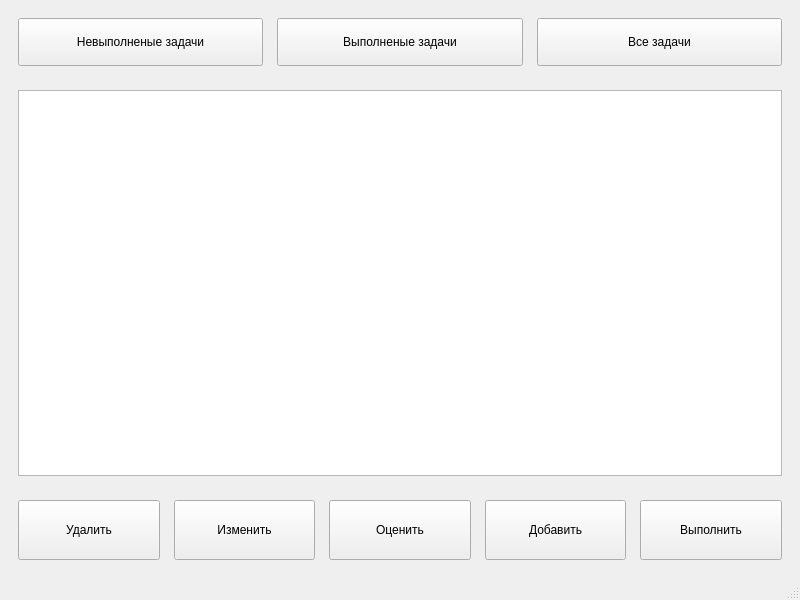
wannabedigital/qt-simple-todo, file mainwindow.ui: the form before one commit.
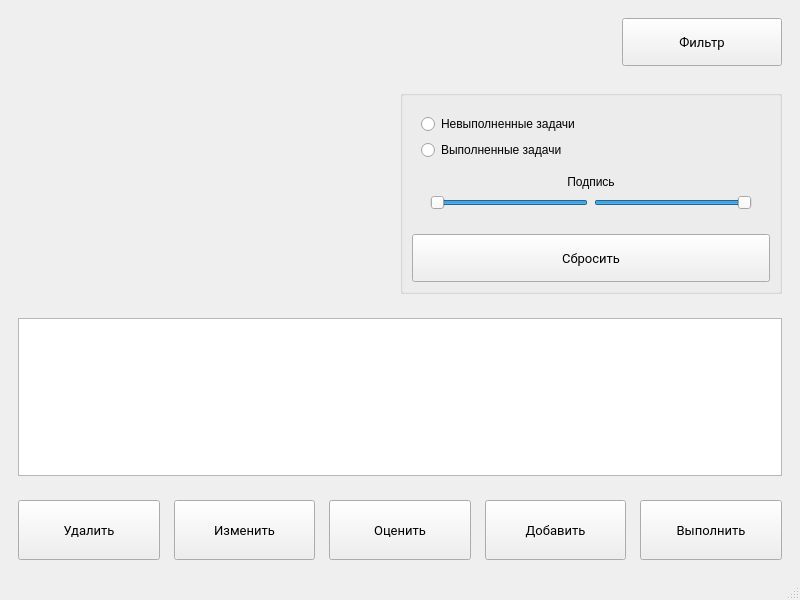
The form after the commit.

Commit message: fix(ui): show done, undone tasks radioButtons

```diff
--- a/mainwindow.ui
+++ b/mainwindow.ui
@@ -15,7 +15,175 @@
   </property>
   <widget class="QWidget" name="centralwidget">
    <layout class="QGridLayout" name="gridLayout">
-    <item row="3" column="0">
+    <item row="0" column="0">
+     <widget class="QWidget" name="widget_4" native="true">
+      <layout class="QGridLayout" name="gridLayout_5">
+       <item row="0" column="1" rowspan="2" colspan="2">
+        <widget class="QPushButton" name="showFilterButton">
+         <property name="minimumSize">
+          <size>
+           <width>160</width>
+           <height>48</height>
+          </size>
+         </property>
+         <property name="font">
+          <font>
+           <family>Roboto</family>
+           <pointsize>10</pointsize>
+          </font>
+         </property>
+         <property name="text">
+          <string>Фильтр</string>
+         </property>
+        </widget>
+       </item>
+       <item row="1" column="0">
+        <spacer name="horizontalSpacer_7">
+         <property name="orientation">
+          <enum>Qt::Orientation::Horizontal</enum>
+         </property>
+         <property name="sizeType">
+          <enum>QSizePolicy::Policy::Preferred</enum>
+         </property>
+         <property name="sizeHint" stdset="0">
+          <size>
+           <width>755</width>
+           <height>20</height>
+          </size>
+         </property>
+        </spacer>
+       </item>
+      </layout>
+     </widget>
+    </item>
+    <item row="1" column="0">
+     <widget class="QWidget" name="widget_6" native="true">
+      <layout class="QGridLayout" name="gridLayout_7">
+       <item row="0" column="1">
+        <widget class="QGroupBox" name="groupBox">
+         <property name="title">
+          <string/>
+         </property>
+         <layout class="QGridLayout" name="gridLayout_4">
+          <item row="0" column="1">
+           <widget class="QWidget" name="widget_3" native="true">
+            <layout class="QGridLayout" name="gridLayout_3">
+             <item row="4" column="1">
+              <widget class="QWidget" name="widget_5" native="true">
+               <layout class="QGridLayout" name="gridLayout_6">
+                <item row="1" column="0">
+                 <widget class="QSlider" name="minRatingSlider">
+                  <property name="layoutDirection">
+                   <enum>Qt::LayoutDirection::RightToLeft</enum>
+                  </property>
+                  <property name="minimum">
+                   <number>0</number>
+                  </property>
+                  <property name="maximum">
+                   <number>100</number>
+                  </property>
+                  <property name="singleStep">
+                   <number>1</number>
+                  </property>
+                  <property name="value">
+                   <number>100</number>
+                  </property>
+                  <property name="orientation">
+                   <enum>Qt::Orientation::Horizontal</enum>
+                  </property>
+                 </widget>
+                </item>
+                <item row="1" column="1">
+                 <widget class="QSlider" name="maxRatingSlider">
+                  <property name="layoutDirection">
+                   <enum>Qt::LayoutDirection::LeftToRight</enum>
+                  </property>
+                  <property name="autoFillBackground">
+                   <bool>false</bool>
+                  </property>
+                  <property name="maximum">
+                   <number>100</number>
+                  </property>
+                  <property name="sliderPosition">
+                   <number>100</number>
+                  </property>
+                  <property name="orientation">
+                   <enum>Qt::Orientation::Horizontal</enum>
+                  </property>
+                 </widget>
+                </item>
+                <item row="0" column="0" colspan="2">
+                 <widget class="QLabel" name="inputLabel">
+                  <property name="layoutDirection">
+                   <enum>Qt::LayoutDirection::LeftToRight</enum>
+                  </property>
+                  <property name="text">
+                   <string>Подпись</string>
+                  </property>
+                  <property name="alignment">
+                   <set>Qt::AlignmentFlag::AlignCenter</set>
+                  </property>
+                 </widget>
+                </item>
+               </layout>
+              </widget>
+             </item>
+             <item row="1" column="1">
+              <widget class="QRadioButton" name="showUndoneRadioButton">
+               <property name="text">
+                <string>Невыполненные задачи</string>
+               </property>
+              </widget>
+             </item>
+             <item row="3" column="1">
+              <widget class="QRadioButton" name="showDoneRadioButton">
+               <property name="text">
+                <string>Выполненные задачи</string>
+               </property>
+              </widget>
+             </item>
+            </layout>
+           </widget>
+          </item>
+          <item row="4" column="1">
+           <widget class="QPushButton" name="resetFilterButton">
+            <property name="minimumSize">
+             <size>
+              <width>0</width>
+              <height>48</height>
+             </size>
+            </property>
+            <property name="font">
+             <font>
+              <family>Roboto</family>
+              <pointsize>10</pointsize>
+             </font>
+            </property>
+            <property name="text">
+             <string>Сбросить</string>
+            </property>
+           </widget>
+          </item>
+         </layout>
+        </widget>
+       </item>
+       <item row="0" column="0">
+        <spacer name="horizontalSpacer_5">
+         <property name="orientation">
+          <enum>Qt::Orientation::Horizontal</enum>
+         </property>
+         <property name="sizeHint" stdset="0">
+          <size>
+           <width>40</width>
+           <height>20</height>
+          </size>
+         </property>
+        </spacer>
+       </item>
+      </layout>
+     </widget>
+    </item>
+    <item row="4" column="0">
      <widget class="QWidget" name="widget_2" native="true">
       <layout class="QGridLayout" name="gridLayout_2">
        <item row="0" column="10">
@@ -32,6 +200,12 @@
            <height>60</height>
           </size>
          </property>
+         <property name="font">
+          <font>
+           <family>Roboto</family>
+           <pointsize>10</pointsize>
+          </font>
+         </property>
          <property name="text">
           <string>Выполнить</string>
          </property>
@@ -67,6 +241,12 @@
            <height>60</height>
           </size>
          </property>
+         <property name="font">
+          <font>
+           <family>Roboto</family>
+           <pointsize>10</pointsize>
+          </font>
+         </property>
          <property name="text">
           <string>Добавить</string>
          </property>
@@ -86,6 +266,12 @@
            <height>60</height>
           </size>
          </property>
+         <property name="font">
+          <font>
+           <family>Roboto</family>
+           <pointsize>10</pointsize>
+          </font>
+         </property>
          <property name="text">
           <string>Удалить</string>
          </property>
@@ -105,6 +291,12 @@
            <height>60</height>
           </size>
          </property>
+         <property name="font">
+          <font>
+           <family>Roboto</family>
+           <pointsize>10</pointsize>
+          </font>
+         </property>
          <property name="text">
           <string>Изменить</string>
          </property>
@@ -156,6 +348,12 @@
            <height>60</height>
           </size>
          </property>
+         <property name="font">
+          <font>
+           <family>Roboto</family>
+           <pointsize>10</pointsize>
+          </font>
+         </property>
          <property name="text">
           <string>Оценить</string>
          </property>
@@ -180,7 +378,7 @@
       </layout>
      </widget>
     </item>
-    <item row="1" column="0">
+    <item row="2" column="0">
      <widget class="QWidget" name="widget" native="true">
       <layout class="QVBoxLayout" name="verticalLayout">
        <item>
@@ -189,83 +387,6 @@
       </layout>
      </widget>
     </item>
-    <item row="0" column="0">
-     <widget class="QWidget" name="widget_3" native="true">
-      <layout class="QGridLayout" name="gridLayout_3">
-       <item row="0" column="4">
-        <widget class="QPushButton" name="showAll">
-         <property name="minimumSize">
-          <size>
-           <width>0</width>
-           <height>48</height>
-          </size>
-         </property>
-         <property name="text">
-          <string>Все задачи</string>
-         </property>
-        </widget>
-       </item>
-       <item row="0" column="1">
-        <spacer name="horizontalSpacer_5">
-         <property name="orientation">
-          <enum>Qt::Orientation::Horizontal</enum>
-         </property>
-         <property name="sizeType">
-          <enum>QSizePolicy::Policy::Fixed</enum>
-         </property>
-         <property name="sizeHint" stdset="0">
-          <size>
-           <width>8</width>
-           <height>20</height>
-          </size>
-         </property>
-        </spacer>
-       </item>
-       <item row="0" column="0">
-        <widget class="QPushButton" name="showUnDone">
-         <property name="minimumSize">
-          <size>
-           <width>0</width>
-           <height>48</height>
-          </size>
-         </property>
-         <property name="text">
-          <string>Невыполненые задачи</string>
-         </property>
-        </widget>
-       </item>
-       <item row="0" column="2">
-        <widget class="QPushButton" name="showDone">
-         <property name="minimumSize">
-          <size>
-           <width>0</width>
-           <height>48</height>
-          </size>
-         </property>
-         <property name="text">
-          <string>Выполненые задачи</string>
-         </property>
-        </widget>
-       </item>
-       <item row="0" column="3">
-        <spacer name="horizontalSpacer_6">
-         <property name="orientation">
-          <enum>Qt::Orientation::Horizontal</enum>
-         </property>
-         <property name="sizeType">
-          <enum>QSizePolicy::Policy::Fixed</enum>
-         </property>
-         <property name="sizeHint" stdset="0">
-          <size>
-           <width>8</width>
-           <height>20</height>
-          </size>
-         </property>
-        </spacer>
-       </item>
-      </layout>
-     </widget>
-    </item>
    </layout>
   </widget>
   <widget class="QStatusBar" name="statusbar"/>
```
The commit also changes 2 other files.
